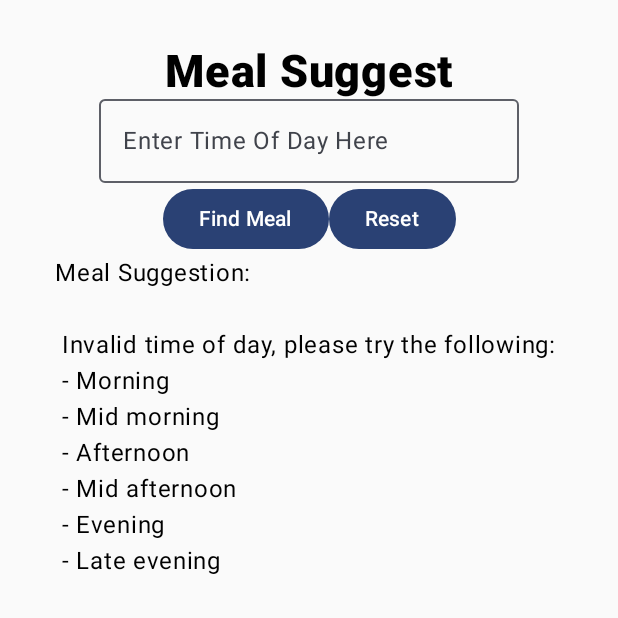
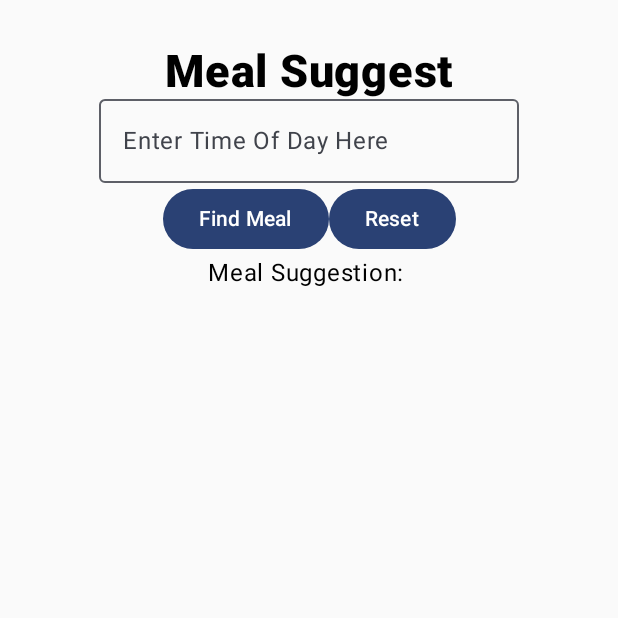
Before and after one commit to JSchellRoseBank/Meal-Suggest, an Android app built with Jetpack Compose: the screen it shows after launch (MainActivity), after a tap on "Reset", on a phone screen of 412 x 824 dp, the top half of it. Run offline under Robolectric (Android 15) with nearby library versions, the phone set to English and light mode, and no system bars; 1 other tap on this screen came first.

Commit message:
Added reset functionality

```diff
--- a/app/src/main/java/com/example/mealsuggest/MainActivity.kt
+++ b/app/src/main/java/com/example/mealsuggest/MainActivity.kt
@@ -87,7 +87,10 @@ class MainActivity : ComponentActivity() {
                         }) {
                             Text(text = "Find Meal")
                         }
-                        Button(onClick = {}) {
+                        Button(onClick = {
+                            timeOfDay = ""
+                            mealSuggestion = ""
+                        }) {
                             Text(text = "Reset")
                         }
                     }
```
